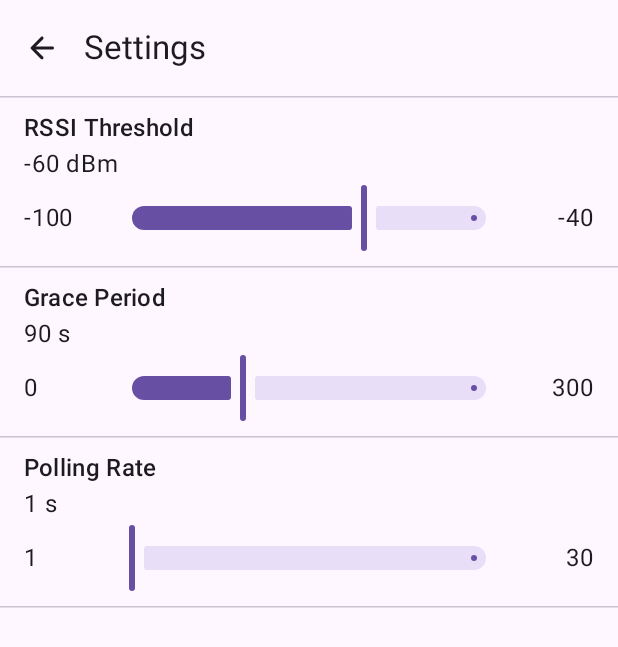
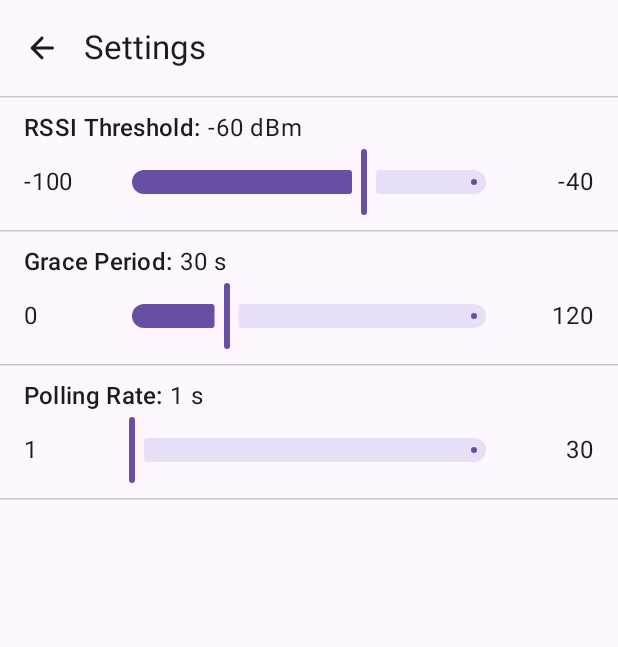
Before and after one commit to dpither/super-smart-key, an Android app built with Jetpack Compose: the screen it shows after launch (SuperSmartKeyActivity), after a tap on "Settings", on a phone screen of 412 x 824 dp. Shown: the top 647 px of the screen. Run offline under Robolectric (Android 15) with nearby library versions, the phone set to English and light mode, and no system bars; our stand-ins replace Dagger/Hilt's generated code.

Commit message:
Implemented grace period, still working on service management and process caching.

```diff
--- a/App/app/build.gradle.kts
+++ b/App/app/build.gradle.kts
@@ -63,6 +63,7 @@ dependencies {
     implementation(libs.hilt.android)
     kapt(libs.hilt.android.compiler)
     implementation(libs.androidx.hilt.navigation.compose)
+    implementation (libs.androidx.lifecycle.process)
 //    Permissions
     implementation(libs.accompanist.permissions.v0370)
 }
--- a/App/app/src/main/AndroidManifest.xml
+++ b/App/app/src/main/AndroidManifest.xml
@@ -47,7 +47,7 @@
         </activity>
         <service
             android:name=".service.KeyService"
-            android:exported="false"
+            android:exported="true"
             android:foregroundServiceType="connectedDevice" />
         <receiver
             android:name=".admin.DeviceAdmin"
--- a/App/app/src/main/java/com/example/supersmartkeyapp/ui/home/HomeScreen.kt
+++ b/App/app/src/main/java/com/example/supersmartkeyapp/ui/home/HomeScreen.kt
@@ -15,8 +15,11 @@ import androidx.compose.animation.core.EaseIn
 import androidx.compose.animation.core.EaseOut
 import androidx.compose.animation.core.FastOutSlowInEasing
 import androidx.compose.animation.core.LinearEasing
+import androidx.compose.animation.core.animateDp
+import androidx.compose.animation.core.animateFloat
 import androidx.compose.animation.core.animateFloatAsState
 import androidx.compose.animation.core.tween
+import androidx.compose.animation.core.updateTransition
 import androidx.compose.animation.expandVertically
 import androidx.compose.animation.fadeIn
 import androidx.compose.animation.fadeOut
@@ -25,10 +28,10 @@ import androidx.compose.animation.slideInVertically
 import androidx.compose.animation.slideOutVertically
 import androidx.compose.animation.togetherWith
 import androidx.compose.foundation.Canvas
-import androidx.compose.foundation.layout.Arrangement
 import androidx.compose.foundation.layout.Box
 import androidx.compose.foundation.layout.Column
 import androidx.compose.foundation.layout.Row
+import androidx.compose.foundation.layout.Spacer
 import androidx.compose.foundation.layout.fillMaxSize
 import androidx.compose.foundation.layout.offset
 import androidx.compose.foundation.layout.padding
@@ -44,6 +47,7 @@ import androidx.compose.material3.Text
 import androidx.compose.runtime.Composable
 import androidx.compose.runtime.getValue
 import androidx.compose.ui.Alignment
+import androidx.compose.ui.BiasAlignment
 import androidx.compose.ui.Modifier
 import androidx.compose.ui.draw.rotate
 import androidx.compose.ui.geometry.Offset
@@ -52,9 +56,11 @@ import androidx.compose.ui.graphics.StrokeCap
 import androidx.compose.ui.graphics.drawscope.Stroke
 import androidx.compose.ui.graphics.vector.ImageVector
 import androidx.compose.ui.platform.LocalContext
+import androidx.compose.ui.platform.LocalDensity
 import androidx.compose.ui.res.stringResource
 import androidx.compose.ui.res.vectorResource
 import androidx.compose.ui.text.style.TextAlign
+import androidx.compose.ui.tooling.preview.Devices
 import androidx.compose.ui.tooling.preview.Preview
 import androidx.compose.ui.unit.Dp
 import androidx.compose.ui.unit.dp
@@ -82,7 +88,6 @@ fun HomeScreen(
     viewModel: HomeViewModel = hiltViewModel()
 ) {
     val uiState by viewModel.uiState.collectAsStateWithLifecycle()
-
     val context = LocalContext.current
 
     val bluetoothPermissionState = rememberMultiplePermissionsState(
@@ -213,50 +218,111 @@ private fun HomeContent(
     onStop: () -> Unit,
     modifier: Modifier = Modifier
 ) {
+    val smallIconDp = with(LocalDensity.current) {
+        MaterialTheme.typography.bodyLarge.lineHeight.toDp() * 4
+    }
+    val largeIconDp = smallIconDp * 2
+
     Box(
         modifier = modifier.fillMaxSize()
     ) {
         HorizontalDivider()
+        val targetState = key == null
+        val transition = updateTransition(targetState = targetState, label = "icon state")
+        val rotation by transition.animateFloat(
+            transitionSpec = {
+                tween(
+                    durationMillis = DEFAULT_ANIMATION_DURATION, easing = FastOutSlowInEasing
+                )
+            }, label = "rotation"
+        ) { state ->
+            if (state) 0f else -90f
+        }
+        val size by transition.animateDp(
+            transitionSpec = {
+                tween(
+                    durationMillis = DEFAULT_ANIMATION_DURATION, easing = FastOutSlowInEasing
+                )
+            }, label = "size"
+        ) { state ->
+            if (state) largeIconDp else smallIconDp
+        }
+
+        val targetAlignment = if (targetState) Alignment.Center else Alignment.TopStart
+        val biased = targetAlignment as BiasAlignment
+        val horizontal by animateFloatAsState(
+            targetValue = biased.horizontalBias, animationSpec = tween(
+                durationMillis = DEFAULT_ANIMATION_DURATION, easing = FastOutSlowInEasing
+            ), label = "horizontal alignment"
+        )
+        val vertical by animateFloatAsState(
+            targetValue = biased.verticalBias, animationSpec = tween(
+                durationMillis = DEFAULT_ANIMATION_DURATION, easing = FastOutSlowInEasing
+            ), label = "vertical alignment"
+        )
+        val alignment = BiasAlignment(horizontal, vertical)
+
+        Box(
+            contentAlignment = alignment, modifier = Modifier
+                .fillMaxSize()
+                .padding(16.dp)
+
+        ) {
+            Icon(
+                imageVector = ImageVector.vectorResource(R.drawable.icon),
+                contentDescription = stringResource(R.string.icon),
+                modifier = Modifier
+                    .rotate(rotation)
+                    .size(size)
+            )
+        }
+
         AnimatedVisibility(
-            visible = key == null,
-            enter = fadeIn(
+            visible = key == null, enter = fadeIn(
                 animationSpec = tween(
-                    durationMillis = DEFAULT_ANIMATION_DURATION,
-                    easing = LinearEasing
+                    durationMillis = DEFAULT_ANIMATION_DURATION, easing = LinearEasing
                 )
-            ),
-            exit = fadeOut(
+            ), exit = fadeOut(
                 animationSpec = tween(
-                    durationMillis = DEFAULT_ANIMATION_DURATION,
-                    easing = LinearEasing
+                    durationMillis = DEFAULT_ANIMATION_DURATION, easing = LinearEasing
                 )
             )
         ) {
-            Column(
-                verticalArrangement = Arrangement.Center,
+            Box(
                 modifier = Modifier
                     .fillMaxSize()
-                    .padding(16.dp)
+                    .padding(top = 128.dp)
+                    .padding(horizontal = 16.dp),
+                contentAlignment = Alignment.TopCenter
             ) {
                 Text(
                     text = stringResource(R.string.no_key_text),
                     textAlign = TextAlign.Center,
+                    style = MaterialTheme.typography.bodyLarge
+                )
+            }
+            Box(
+                modifier = Modifier
+                    .fillMaxSize()
+                    .padding(bottom = 128.dp)
+                    .padding(horizontal = 16.dp), contentAlignment = Alignment.BottomCenter
+            ) {
+                Text(
+                    text = stringResource(R.string.call_to_action),
+                    textAlign = TextAlign.Center,
                     style = MaterialTheme.typography.bodyLarge,
                 )
             }
+
         }
         AnimatedVisibility(
-            visible = key != null,
-            enter = fadeIn(
+            visible = key != null, enter = fadeIn(
                 animationSpec = tween(
-                    durationMillis = DEFAULT_ANIMATION_DURATION,
-                    easing = LinearEasing
+                    durationMillis = DEFAULT_ANIMATION_DURATION, easing = LinearEasing
                 )
-            ),
-            exit = fadeOut(
+            ), exit = fadeOut(
                 animationSpec = tween(
-                    durationMillis = DEFAULT_ANIMATION_DURATION,
-                    easing = LinearEasing
+                    durationMillis = DEFAULT_ANIMATION_DURATION, easing = LinearEasing
                 )
             )
         ) {
@@ -267,13 +333,19 @@ private fun HomeContent(
                     .fillMaxSize()
                     .padding(16.dp)
             ) {
-                KeyInfo(
-                    key = key,
-                    isKeyConnected = isKeyConnected
-                )
+                Row {
+                    Spacer(
+                        modifier = Modifier
+                            .padding(end = 16.dp)
+                            .size(smallIconDp)
+                    )
+                    KeyInfo(
+                        key = key, isKeyConnected = isKeyConnected
+                    )
+                }
+
                 Box(
-                    contentAlignment = Alignment.Center,
-                    modifier = Modifier.align(Alignment.Center)
+                    contentAlignment = Alignment.Center, modifier = Modifier.align(Alignment.Center)
                 ) {
                     DistanceIndicator(
                         progress = progress, size = 240.dp
@@ -397,109 +469,100 @@ private fun KeyInfo(
         stringResource(R.string.disconnected)
     }
     Column {
-        Text(text = stringResource(R.string.key_information), style = titleStyle)
+//        Name
         AnimatedContent(
-            targetState = name,
-            transitionSpec = {
+            targetState = name, transitionSpec = {
                 fadeIn(
                     animationSpec = tween(
-                        durationMillis = DEFAULT_ANIMATION_DURATION,
-                        easing = LinearEasing
+                        durationMillis = DEFAULT_ANIMATION_DURATION, easing = LinearEasing
                     )
                 ) togetherWith fadeOut(
                     animationSpec = tween(
-                        durationMillis = DEFAULT_ANIMATION_DURATION,
-                        easing = LinearEasing
+                        durationMillis = DEFAULT_ANIMATION_DURATION, easing = LinearEasing
                     )
                 )
-            },
-            label = "name animation"
+            }, label = "name animation"
         ) { targetName ->
-            Text(text = stringResource(R.string.name) + ": " + targetName, style = textStyle)
+            Row(verticalAlignment = Alignment.Bottom) {
+                Text(
+                    text = stringResource(R.string.name) + ": ",
+                    style = titleStyle)
+                Text(text = targetName, style = textStyle)
+            }
         }
+//        Address
         AnimatedContent(
-            targetState = address,
-            transitionSpec = {
+            targetState = address, transitionSpec = {
                 fadeIn(
                     animationSpec = tween(
-                        durationMillis = DEFAULT_ANIMATION_DURATION,
-                        easing = LinearEasing
+                        durationMillis = DEFAULT_ANIMATION_DURATION, easing = LinearEasing
                     )
                 ) togetherWith fadeOut(
                     animationSpec = tween(
-                        durationMillis = DEFAULT_ANIMATION_DURATION,
-                        easing = LinearEasing
+                        durationMillis = DEFAULT_ANIMATION_DURATION, easing = LinearEasing
                     )
                 )
-            },
-            label = "address animation"
+            }, label = "address animation"
         ) { targetAddress ->
-            Text(text = stringResource(R.string.address) + ": " + targetAddress, style = textStyle)
+            Row {
+                Text(text = stringResource(R.string.address) + ": ", style = titleStyle)
+                Text(text = targetAddress, style = textStyle)
+            }
         }
-
+//        Status
         AnimatedContent(
-            targetState = status,
-            transitionSpec = {
+            targetState = status, transitionSpec = {
                 fadeIn(
                     animationSpec = tween(
-                        durationMillis = DEFAULT_ANIMATION_DURATION,
-                        easing = LinearEasing
+                        durationMillis = DEFAULT_ANIMATION_DURATION, easing = LinearEasing
                     )
                 ) togetherWith fadeOut(
                     animationSpec = tween(
-                        durationMillis = DEFAULT_ANIMATION_DURATION,
-                        easing = LinearEasing
+                        durationMillis = DEFAULT_ANIMATION_DURATION, easing = LinearEasing
                     )
                 )
-            },
-            label = "status animation"
+            }, label = "status animation"
         ) { targetStatus ->
-            Text(text = stringResource(R.string.status) + ": " + targetStatus, style = textStyle)
+            Row {
+                Text(text = stringResource(R.string.status) + ": ", style = titleStyle)
+                Text(text = targetStatus, style = textStyle)
+            }
         }
-
+//        RSSI
         AnimatedVisibility(
-            visible = isKeyConnected && key?.rssi != null,
-            enter = slideInVertically(
+            visible = isKeyConnected && key?.rssi != null, enter = slideInVertically(
                 animationSpec = tween(
-                    durationMillis = DEFAULT_ANIMATION_DURATION,
-                    easing = EaseIn
+                    durationMillis = DEFAULT_ANIMATION_DURATION, easing = EaseIn
                 )
             ) + expandVertically(
                 animationSpec = tween(
-                    durationMillis = DEFAULT_ANIMATION_DURATION,
-                    easing = EaseIn
+                    durationMillis = DEFAULT_ANIMATION_DURATION, easing = EaseIn
                 )
             ) + fadeIn(
                 animationSpec = tween(
-                    durationMillis = DEFAULT_ANIMATION_DURATION,
-                    easing = LinearEasing
+                    durationMillis = DEFAULT_ANIMATION_DURATION, easing = LinearEasing
                 )
-            ),
-            exit = slideOutVertically(
+            ), exit = slideOutVertically(
                 animationSpec = tween(
-                    durationMillis = DEFAULT_ANIMATION_DURATION,
-                    easing = EaseOut
+                    durationMillis = DEFAULT_ANIMATION_DURATION, easing = EaseOut
                 )
             ) + shrinkVertically(
                 animationSpec = tween(
-                    durationMillis = DEFAULT_ANIMATION_DURATION,
-                    easing = EaseOut
+                    durationMillis = DEFAULT_ANIMATION_DURATION, easing = EaseOut
                 )
             ) + fadeOut(
                 animationSpec = tween(
-                    durationMillis = DEFAULT_ANIMATION_DURATION,
-                    easing = LinearEasing
+                    durationMillis = DEFAULT_ANIMATION_DURATION, easing = LinearEasing
                 )
             )
         ) {
             Row {
                 Text(
-                    text = stringResource(R.string.rssi) + ": ",
-                    style = textStyle
+                    text = stringResource(R.string.rssi) + ": ", style = titleStyle
                 )
+//                RSSI Ticking
                 AnimatedContent(
-                    targetState = rssi,
-                    transitionSpec = {
+                    targetState = rssi, transitionSpec = {
                         if (targetState > initialState) {
                             slideInVertically { height -> height } + fadeIn(
                                 animationSpec = tween(
@@ -525,21 +588,19 @@ private fun KeyInfo(
                                 )
                             )
                         }
-                    },
-                    label = "rssi animation"
+                    }, label = "rssi animation"
                 ) { targetRssi ->
                     Text(text = "$targetRssi", style = textStyle)
                 }
                 Text(
-                    text = " " + stringResource(R.string.rssi_threshold_units),
-                    style = textStyle
+                    text = " " + stringResource(R.string.rssi_threshold_units), style = textStyle
                 )
             }
         }
     }
 }
 
-@Preview
+@Preview(uiMode = Configuration.UI_MODE_NIGHT_YES, device = Devices.PIXEL)
 @Composable
 private fun HomeContentNoKeyPreview() {
     AppTheme {
@@ -589,7 +650,7 @@ private fun HomeContentKeyPreview() {
     }
 }
 
-@Preview(uiMode = Configuration.UI_MODE_NIGHT_YES)
+@Preview(uiMode = Configuration.UI_MODE_NIGHT_YES, device = Devices.PIXEL)
 @Composable
 private fun HomeContentKeyDisconnectedPreview() {
     AppTheme {
@@ -614,3 +675,29 @@ private fun HomeContentKeyDisconnectedPreview() {
         }
     }
 }
+
+@Preview(uiMode = Configuration.UI_MODE_NIGHT_YES, device = Devices.PIXEL_3A)
+@Composable
+private fun HomeContentKeyDisconnectedPreview2() {
+    AppTheme {
+        Scaffold(
+            modifier = Modifier.fillMaxSize(),
+            topBar = { HomeTopAppBar(onSettings = {}) },
+            floatingActionButton = {
+                LinkKeyButton(isKeyConnected = false, onClick = {})
+            },
+        ) { paddingValues ->
+            HomeContent(
+                key = Key(
+                    name = "Smart Tag", address = "00:11:22:33:AA:BB", rssi = -100
+                ),
+                rssiThreshold = -100,
+                isKeyConnected = false,
+                isServiceRunning = false,
+                onStart = {},
+                onStop = {},
+                modifier = Modifier.padding(paddingValues)
+            )
+        }
+    }
+}
--- a/App/app/src/main/java/com/example/supersmartkeyapp/ui/home/HomeViewModel.kt
+++ b/App/app/src/main/java/com/example/supersmartkeyapp/ui/home/HomeViewModel.kt
@@ -147,4 +147,9 @@ class HomeViewModel @Inject constructor(
             it.copy(showDeviceAdminDialog = false)
         }
     }
+
+    override fun onCleared() {
+        super.onCleared()
+        keyServiceManager.unbind()
+    }
 }
--- a/App/app/src/main/java/com/example/supersmartkeyapp/ui/settings/SettingsScreen.kt
+++ b/App/app/src/main/java/com/example/supersmartkeyapp/ui/settings/SettingsScreen.kt
@@ -2,6 +2,7 @@ package com.example.supersmartkeyapp.ui.settings
 
 import androidx.compose.foundation.layout.Box
 import androidx.compose.foundation.layout.Column
+import androidx.compose.foundation.layout.Row
 import androidx.compose.foundation.layout.fillMaxSize
 import androidx.compose.foundation.layout.fillMaxWidth
 import androidx.compose.foundation.layout.padding
@@ -148,14 +149,16 @@ private fun SettingsIntSlider(
         inactiveTickColor = Color.Transparent,
     )
     Column(modifier = Modifier.padding(horizontal = 16.dp, vertical = 8.dp)) {
+        Row {
             Text(
-            text = title,
+                text = "$title: ",
                 style = titleStyle,
             )
             Text(
                 text = "$value $units",
                 style = textStyle,
             )
+        }
         Box(
             contentAlignment = Alignment.Center, modifier = Modifier.fillMaxWidth()
         ) {
@@ -187,8 +190,7 @@ fun SettingsContentPreview() {
                 modifier = Modifier.fillMaxSize(),
                 topBar = { SettingsTopAppBar(onBack = {}) },
             ) { paddingValues ->
-                SettingsContent(
-                    rssiThreshold = DEFAULT_RSSI_THRESHOLD,
+                SettingsContent(rssiThreshold = DEFAULT_RSSI_THRESHOLD,
                     onRssiThresholdChange = {},
                     onRssiThresholdChangeFinished = {},
                     gracePeriod = DEFAULT_GRACE_PERIOD,
@@ -214,8 +216,7 @@ fun SettingsContentLoadingPreview() {
                 modifier = Modifier.fillMaxSize(),
                 topBar = { SettingsTopAppBar(onBack = {}) },
             ) { paddingValues ->
-                SettingsContent(
-                    rssiThreshold = DEFAULT_RSSI_THRESHOLD,
+                SettingsContent(rssiThreshold = DEFAULT_RSSI_THRESHOLD,
                     onRssiThresholdChange = {},
                     onRssiThresholdChangeFinished = {},
                     gracePeriod = DEFAULT_GRACE_PERIOD,
--- a/App/app/src/main/java/com/example/supersmartkeyapp/ui/theme/Type.kt
+++ b/App/app/src/main/java/com/example/supersmartkeyapp/ui/theme/Type.kt
@@ -2,6 +2,7 @@ package com.example.supersmartkeyapp.ui.theme
 
 import androidx.compose.material3.Typography
 import androidx.compose.ui.text.font.FontFamily
+import androidx.compose.ui.text.font.FontWeight
 
 import androidx.compose.ui.text.googlefonts.GoogleFont
 import androidx.compose.ui.text.googlefonts.Font
@@ -22,7 +23,7 @@ val bodyFontFamily = FontFamily(
 
 val displayFontFamily = FontFamily(
     Font(
-        googleFont = GoogleFont("Michroma"),
+        googleFont = GoogleFont("Goldman"),
         fontProvider = provider,
     )
 )
--- a/App/app/src/main/java/com/example/supersmartkeyapp/util/Constants.kt
+++ b/App/app/src/main/java/com/example/supersmartkeyapp/util/Constants.kt
@@ -4,9 +4,9 @@ const val MIN_RSSI_THRESHOLD = -100
 const val MAX_RSSI_THRESHOLD = -40
 const val DEFAULT_RSSI_THRESHOLD = -60
 const val MIN_GRACE_PERIOD = 0
-const val MAX_GRACE_PERIOD = 300
-const val DEFAULT_GRACE_PERIOD = 90
+const val MAX_GRACE_PERIOD = 120
+const val DEFAULT_GRACE_PERIOD = 30
 const val MIN_POLLING_RATE = 1
 const val MAX_POLLING_RATE = 30
 const val DEFAULT_POLLING_RATE = 1
-const val DEFAULT_ANIMATION_DURATION = 300
+const val DEFAULT_ANIMATION_DURATION = 500
--- a/App/app/src/main/res/values/strings.xml
+++ b/App/app/src/main/res/values/strings.xml
@@ -13,12 +13,14 @@
     <string name="notification_text">Tap to open</string>
     <!--Home screen-->
     <string name="back">Back</string>
+    <string name="icon">Icon</string>
     <string name="link_key">Link Key</string>
     <string name="lock">Lock</string>
     <string name="change_key">Change Key</string>
     <string name="start">START</string>
     <string name="stop">STOP</string>
-    <string name="no_key_text">Welcome to Super Smart Key.\n\nThis app turns connected Bluetooth devices into smart keys that will automatically lock your device when outside of a configurable range.\n\nLink a key to get started.</string>
+    <string name="no_key_text">Secure your phone with a Bluetooth device.</string>
+    <string name="call_to_action">Link a key to get started.</string>
     <string name="key_dialog_title">Available Keys</string>
     <string name="key_dialog_text">Select your key</string>
     <string name="empty_key_dialog_title">No keys found</string>
--- a/App/gradle/libs.versions.toml
+++ b/App/gradle/libs.versions.toml
@@ -9,6 +9,7 @@ coreKtx = "1.15.0"
 junit = "4.13.2"
 junitVersion = "1.2.1"
 espressoCore = "3.6.1"
+lifecycleProcess = "2.6.2"
 lifecycleRuntimeKtx = "2.8.7"
 activityCompose = "1.10.0"
 composeBom = "2025.01.00"
@@ -20,6 +21,7 @@ accompanist-permissions-v0370 = { module = "com.google.accompanist:accompanist-p
 androidx-core-ktx = { group = "androidx.core", name = "core-ktx", version.ref = "coreKtx" }
 androidx-datastore-preferences = { module = "androidx.datastore:datastore-preferences", version.ref = "datastore" }
 androidx-hilt-navigation-compose = { module = "androidx.hilt:hilt-navigation-compose", version.ref = "hiltNavigationFragment" }
+androidx-lifecycle-process = { module = "androidx.lifecycle:lifecycle-process", version.ref = "lifecycleProcess" }
 hilt-android = { module = "com.google.dagger:hilt-android", version.ref = "hiltAndroid" }
 hilt-android-compiler = { module = "com.google.dagger:hilt-android-compiler", version.ref = "hiltAndroid" }
 junit = { group = "junit", name = "junit", version.ref = "junit" }
```
Also changed, not shown: App/app/src/main/java/com/example/supersmartkeyapp/data/manager/KeyServiceManager.kt (+8 -0 lines), App/app/src/main/java/com/example/supersmartkeyapp/data/repository/KeyRepository.kt (+23 -11 lines), App/app/src/main/java/com/example/supersmartkeyapp/service/KeyService.kt (+83 -16 lines), App/app/src/main/res/drawable/icon.xml (renamed from App/app/src/main/res/drawable/ssk_icon.xml). Lines whose indentation alone changed are shown as unchanged.
